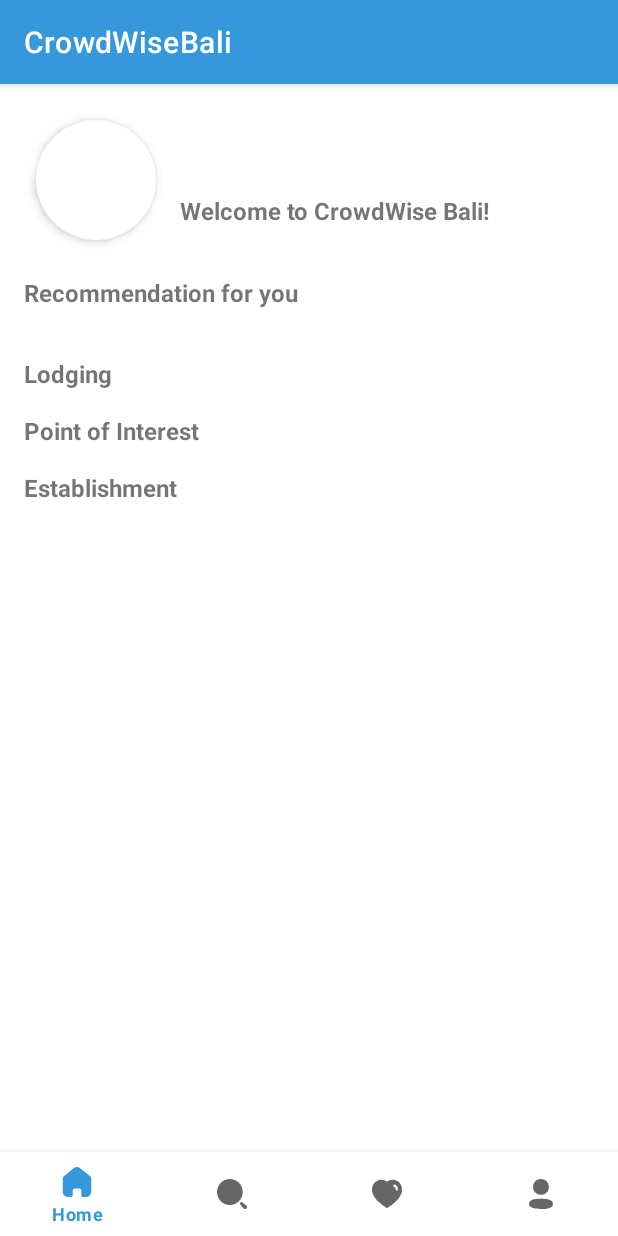
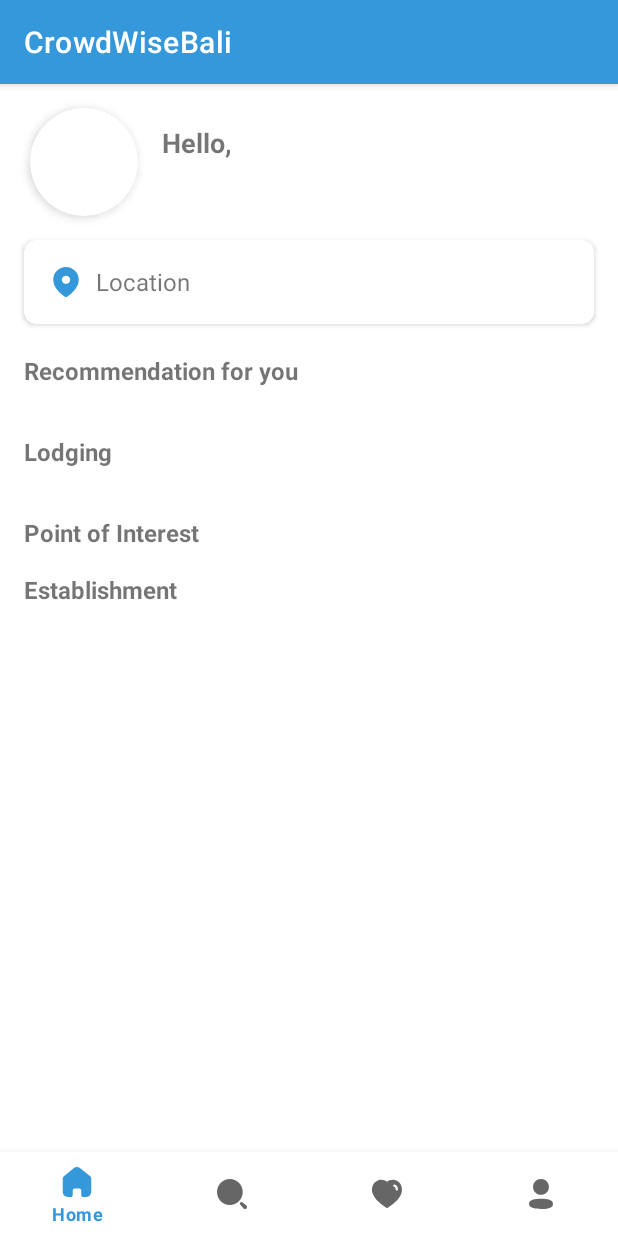
Before and after one commit to Bangkit-Bersama/crowdwisebali, an Android app: the HomeFragment screen opened directly, with no data from a screen before it, on a phone screen of 412 x 824 dp. Run offline under Robolectric (Android 15) with nearby library versions, the phone set to English and light mode, and no system bars; our stand-ins replace Firebase (no records; nobody signed in at launch, a user with empty details on screens opened directly), navigation-ui; pictures from the network do not load.

Commit message:
Merge auth into main

```diff
--- a/app/src/main/java/com/bangkit/crowdwisebali/ui/detail/DetailViewModel.kt
+++ b/app/src/main/java/com/bangkit/crowdwisebali/ui/detail/DetailViewModel.kt
@@ -29,7 +29,7 @@ class DetailViewModel(private val repository: FavoriteRepository) : ViewModel()
         _isDetailLoading.value = true
         viewModelScope.launch {
             try {
-                val apiService = ApiConfig.getApiService()
+                val apiService = ApiConfig.getApiService(token = "")
                 val language = Locale.getDefault().language
                 val response: DetailPlacesResponse = apiService.getDetailPlace(placesId, language)
 
--- a/app/src/main/java/com/bangkit/crowdwisebali/ui/home/HomeViewModel.kt
+++ b/app/src/main/java/com/bangkit/crowdwisebali/ui/home/HomeViewModel.kt
@@ -51,9 +51,9 @@ class HomeViewModel : ViewModel() {
     }
 
     // Fetch recommendation data from API
-    fun fetchRecommendation(latitude: Double, longitude: Double, placeType: String) {
+    fun fetchRecommendation(latitude: Double, longitude: Double, placeType: String, token: String) {
         _isRecommendationLoading.value = true
-        val client = ApiConfig.getApiService().getRecommendation(latitude, longitude, placeType)
+        val client = ApiConfig.getApiService(token).getRecommendation(latitude, longitude, placeType)
         client.enqueue(object : Callback<RecommendationResponse> {
             override fun onResponse(
                 call: Call<RecommendationResponse>,
--- a/app/src/main/res/layout/activity_login.xml
+++ b/app/src/main/res/layout/activity_login.xml
@@ -16,7 +16,6 @@
         android:layout_marginEnd="36dp"
         android:text="@string/titleWelcome"
         android:textAlignment="center"
-        android:textColor="@color/black"
         android:textSize="24sp"
         android:textStyle="bold"
         app:layout_constraintEnd_toEndOf="parent"
--- a/app/src/main/res/layout/fragment_home.xml
+++ b/app/src/main/res/layout/fragment_home.xml
@@ -13,10 +13,10 @@
 
         <androidx.cardview.widget.CardView
             android:id="@+id/tv_profile_picture"
-            android:layout_width="80dp"
-            android:layout_height="80dp"
-            android:layout_marginTop="24dp"
-            android:layout_marginStart="24dp"
+            android:layout_width="72dp"
+            android:layout_height="72dp"
+            android:layout_marginTop="16dp"
+            android:layout_marginStart="20dp"
             app:cardCornerRadius="120dp"
             app:cardElevation="4dp"
             app:layout_constraintStart_toStartOf="parent"
@@ -30,33 +30,74 @@
                 tools:srcCompat="@drawable/avatar" />
         </androidx.cardview.widget.CardView>
 
-        <TextView
-            android:id="@+id/name"
+        <androidx.constraintlayout.widget.ConstraintLayout
             android:layout_width="0dp"
             android:layout_height="wrap_content"
-            android:layout_marginStart="16dp"
-            android:layout_marginEnd="16dp"
-            android:text="@string/name"
-            android:textSize="24sp"
-            android:textStyle="bold"
-            app:layout_constraintBottom_toTopOf="@id/tv_welcomeToApp"
-            app:layout_constraintEnd_toEndOf="parent"
             app:layout_constraintStart_toEndOf="@id/tv_profile_picture"
             app:layout_constraintTop_toTopOf="@id/tv_profile_picture"
-            app:layout_constraintVertical_bias="0.20" />
+            app:layout_constraintBottom_toBottomOf="@id/tv_profile_picture"
+            app:layout_constraintEnd_toEndOf="parent"
+            android:layout_marginStart="16dp"
+            android:layout_marginEnd="16dp">
 
-        <TextView
-            android:id="@+id/tv_welcomeToApp"
-            android:layout_width="0dp"
+            <TextView
+                android:id="@+id/tv_welcomeToApp"
+                android:layout_width="match_parent"
+                android:layout_height="wrap_content"
+                android:text="@string/hello"
+                android:textSize="18sp"
+                android:textStyle="bold"
+                app:layout_constraintTop_toTopOf="parent"
+                app:layout_constraintStart_toStartOf="parent"
+                app:layout_constraintEnd_toEndOf="parent" />
+
+            <TextView
+                android:id="@+id/name"
+                android:layout_width="match_parent"
+                android:layout_height="wrap_content"
+                android:layout_marginTop="4dp"
+                android:text="@string/name"
+                android:textColor="@color/blue_500"
+                android:textSize="16sp"
+                android:textStyle="bold"
+                app:layout_constraintTop_toBottomOf="@id/tv_welcomeToApp"
+                app:layout_constraintStart_toStartOf="parent"
+                app:layout_constraintEnd_toEndOf="parent" />
+        </androidx.constraintlayout.widget.ConstraintLayout>
+
+        <androidx.cardview.widget.CardView
+            android:layout_width="match_parent"
             android:layout_height="wrap_content"
-            android:text="@string/welcomeToApp"
-            android:textSize="16sp"
-            android:textStyle="bold"
-            app:layout_constraintBottom_toBottomOf="@+id/tv_profile_picture"
-            app:layout_constraintEnd_toEndOf="@id/name"
-            app:layout_constraintStart_toStartOf="@id/name"
-            app:layout_constraintTop_toBottomOf="@id/name"
-            app:layout_constraintVertical_bias="0.75" />
+            android:layout_margin="16dp"
+            app:cardCornerRadius="8dp"
+            android:id="@+id/cv_location"
+            app:layout_constraintStart_toStartOf="parent"
+            app:layout_constraintEnd_toEndOf="parent"
+            app:layout_constraintTop_toBottomOf="@id/tv_profile_picture">
+
+            <LinearLayout
+                android:layout_width="match_parent"
+                android:layout_height="wrap_content"
+                android:padding="16dp"
+                android:orientation="horizontal"
+                android:gravity="center_vertical">
+
+                <ImageView
+                    android:id="@+id/ivLocationIcon"
+                    android:layout_width="24dp"
+                    android:layout_height="24dp"
+                    android:src="@drawable/location"
+                    android:contentDescription="@string/location" />
+
+                <TextView
+                    android:id="@+id/tvLocation"
+                    android:layout_width="wrap_content"
+                    android:layout_height="wrap_content"
+                    android:layout_marginStart="8dp"
+                    android:text="@string/location"
+                    android:textSize="16sp" />
+            </LinearLayout>
+        </androidx.cardview.widget.CardView>
 
         <TextView
             android:id="@+id/tv_titleRecommendation"
@@ -64,13 +105,13 @@
             android:layout_height="wrap_content"
             android:layout_marginStart="16dp"
             android:layout_marginEnd="16dp"
-            android:layout_marginTop="24dp"
+            android:layout_marginTop="20dp"
             android:text="@string/titleRecommendation"
             android:textSize="16sp"
             android:textStyle="bold"
             app:layout_constraintEnd_toEndOf="parent"
             app:layout_constraintStart_toStartOf="parent"
-            app:layout_constraintTop_toBottomOf="@+id/tv_profile_picture" />
+            app:layout_constraintTop_toBottomOf="@+id/cv_location" />
 
         <androidx.recyclerview.widget.RecyclerView
             android:id="@+id/rv_recommendation"
@@ -114,6 +155,7 @@
             android:layout_height="wrap_content"
             android:layout_marginStart="16dp"
             android:layout_marginEnd="16dp"
+            android:layout_marginTop="16dp"
             android:text="@string/poi"
             android:textSize="16sp"
             android:textStyle="bold"
--- a/app/src/main/res/values/strings.xml
+++ b/app/src/main/res/values/strings.xml
@@ -35,6 +35,7 @@
     <!--    Searching-->
     <string name="search">Search</string>
     <string name="sub_search">Search Your Dreams</string>
+    <string name="text_result">Search Result</string>
 
     <!--    Home-->
     <string name="welcome">Welcome</string>
@@ -45,6 +46,8 @@
     <string name="lodging">Lodging</string>
     <string name="poi">Point of Interest</string>
     <string name="ens">Establishment</string>
+    <string name="hello">Hello,</string>
+    <string name="location">Location</string>
 
     <!--    Detail Object Destination-->
     <string name="image_dest">Image Destination</string>
```
Also changed, not shown: app/src/main/java/com/bangkit/crowdwisebali/data/remote/retrofit/ApiConfig.kt (+10 -1 lines), app/src/main/java/com/bangkit/crowdwisebali/ui/home/HomeFragment.kt (+47 -2 lines), app/src/main/java/com/bangkit/crowdwisebali/ui/login/LoginActivity.kt (+21 -3 lines), app/src/main/res/layout/item_search_result.xml (renamed from app/src/main/res/layout/item_search.xml), 1 other file.
